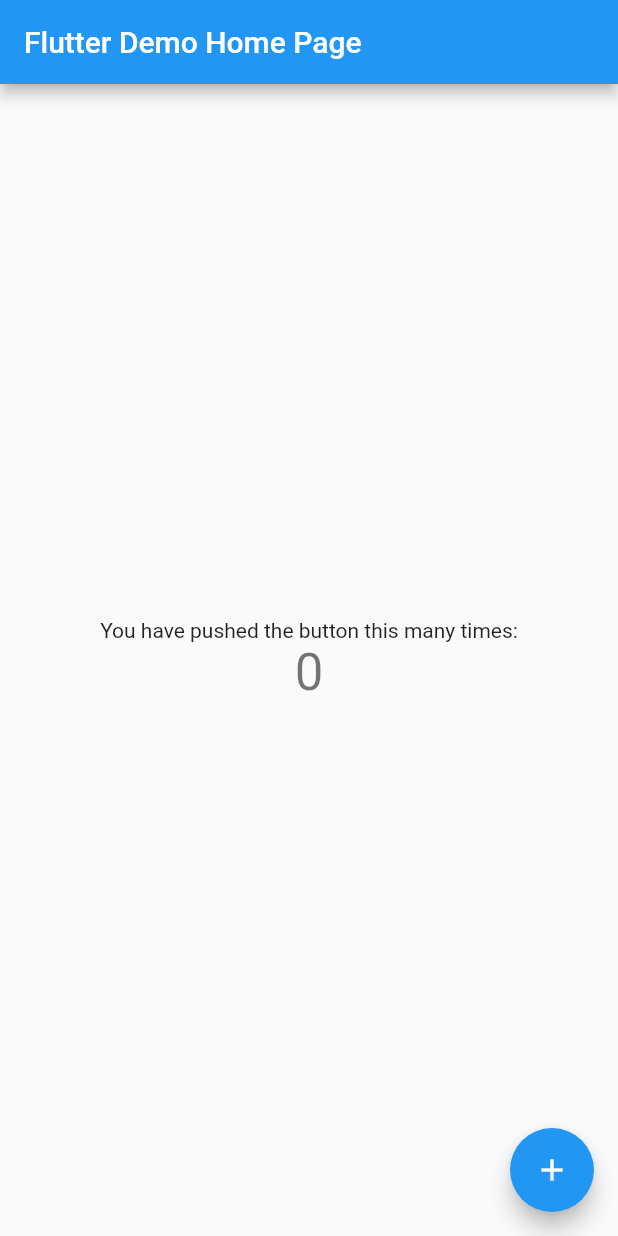
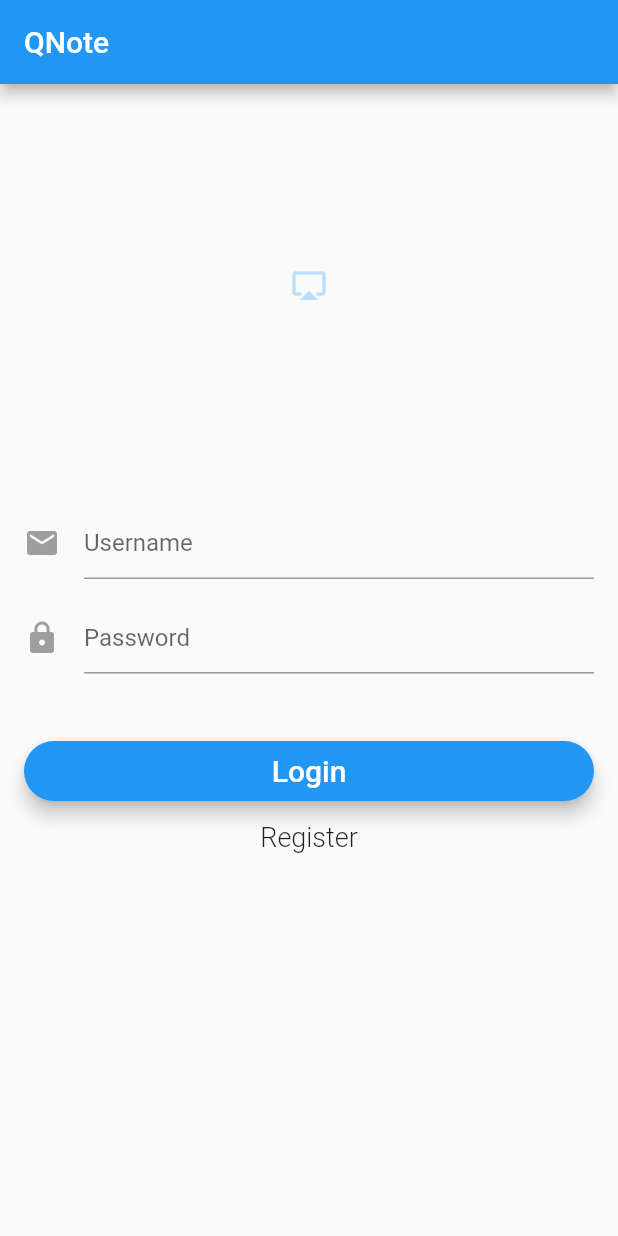
Before and after one commit to scarrillo9/QNote-App, a Flutter app: the screen it shows after launch, on a phone screen of 412 x 824 dp. Run offline on Flutter 3.47's test engine with Material 2 defaults, Android fonts, the phone set to English and light mode, and no system bars; our stand-ins replace firebase_auth; accounts and stored records are empty.

Commit message:
login and register page

```diff
--- /dev/null
+++ b/lib/LoginRegisterPage.dart
@@ -0,0 +1,238 @@
+import 'package:flutter/cupertino.dart';
+import 'package:flutter/material.dart';
+import 'package:semester_project_app/BaseAuth.dart';
+
+class LoginRegisterPage extends StatefulWidget {
+  LoginRegisterPage({this.auth, this.loginCallback});
+
+  final BaseAuth auth;
+  final VoidCallback loginCallback;
+
+  @override
+  State<StatefulWidget> createState() => _LoginRegisterPage();
+}
+
+class _LoginRegisterPage extends State<LoginRegisterPage> {
+  final _formKey = new GlobalKey<FormState>();
+
+  String _username;
+  String _password;
+  String _errorMessage;
+
+  bool _isLoginForm;
+  bool _isLoading;
+
+  @override
+  void initState() {
+    _errorMessage = "";
+    _isLoading = false;
+    _isLoginForm = true;
+    super.initState();
+  }
+
+  @override
+  Widget build(BuildContext context) {
+    return Scaffold(
+      appBar: AppBar(
+        title: new Text("QNote"),
+      ),
+      body: Stack(
+        children: <Widget>[
+          _buildForm(),
+          _showCircularProgress(),
+        ],
+      )
+    );
+  }
+
+  void resetForm() {
+    _formKey.currentState.reset();
+    _errorMessage = "";
+  }
+
+  bool _validateAndSave() {
+    final form = _formKey.currentState;
+    if(form.validate()) {
+      form.save();
+      return true;
+    }
+    return false;
+  }
+
+  void _validateAndSubmit() async {
+    setState(() {
+      _errorMessage = "";
+      _isLoading = true;
+    });
+    if(_validateAndSave()) {
+      String userId = "";
+      try {
+        if(_isLoginForm) {
+          userId = await widget.auth.signIn(_username, _password);
+          print('Signed in: $userId');
+        } else {
+          userId = await widget.auth.signUp(_username, _password);
+          print('Signed up user: $userId');
+        }
+        setState(() {
+          _isLoading = false;
+        });
+
+        if(userId.length > 0 && userId != null && _isLoginForm) {
+          widget.loginCallback();
+        }
+      } catch(e) {
+        print('Error: $e');
+        setState(() {
+          _isLoading = false;
+          _errorMessage = e.message;
+          _formKey.currentState.reset();
+        });
+      }
+    }
+  }
+
+  void _toggleFormMode() {
+    resetForm();
+    setState(() {
+      _isLoginForm = !_isLoginForm;
+    });
+  }
+
+  Widget _buildForm() {
+    return Container(
+      padding: EdgeInsets.all(16),
+      child: Form(
+        key: _formKey,
+        child: ListView(
+          shrinkWrap: true,
+          children: <Widget>[
+            _buildLogo(),
+            _buildUsernameField(),
+            _buildPasswordField(),
+            _buildLoginButton(),
+            _buildRegisterButton(),
+            _showErrorMessage(),
+          ],
+        )
+      )
+    );
+  }
+
+  Widget _buildUsernameField() {
+    return Padding(
+      padding: const EdgeInsets.fromLTRB(0, 100, 0, 0),
+      child: TextFormField(
+        maxLines: 1,
+        keyboardType: TextInputType.emailAddress,
+        autofocus: false,
+        decoration: InputDecoration(
+          hintText: 'Username',
+          icon: Icon(
+              Icons.mail,
+              color: Colors.grey
+          )
+        ),
+        validator: (value) => value.isEmpty ? "Email can't be empty" : null,
+        onSaved: (value) => _username = value.trim(),
+      )
+    );
+  }
+
+  Widget _buildPasswordField() {
+    return Padding(
+      padding: const EdgeInsets.fromLTRB(0, 15, 0, 0),
+      child: TextFormField(
+        maxLines: 1,
+        obscureText: true,
+        autofocus: false,
+        decoration: InputDecoration(
+          hintText: 'Password',
+          icon: Icon(
+            Icons.lock,
+            color: Colors.grey
+          )
+        ),
+        validator: (value) => value.isEmpty ? "Password can't be empty" : null,
+        onSaved: (value) => _password = value.trim(),
+      )
+    );
+  }
+
+  Widget _buildLoginButton() {
+    return Padding(
+      padding: EdgeInsets.fromLTRB(0, 45, 0, 0),
+      child: SizedBox(
+        height: 40,
+        child: RaisedButton(
+          elevation: 5,
+          shape: new RoundedRectangleBorder(
+            borderRadius: BorderRadius.circular(30)
+          ),
+          color: Colors.blue,
+          child: Text(_isLoginForm ? 'Login' : 'Create account',
+            style: TextStyle(
+              fontSize: 20,
+              color: Colors.white
+            ),
+          ),
+          onPressed: _validateAndSubmit,
+        )
+      )
+    );
+  }
+
+  Widget _buildRegisterButton() {
+    return FlatButton(
+      child: Text(
+        _isLoginForm ? 'Register' : 'Have an account? Sign in',
+        style: TextStyle(fontSize: 18, fontWeight: FontWeight.w300)
+      ),
+      onPressed: _toggleFormMode,
+    );
+  }
+
+  Widget _showCircularProgress() {
+    if(_isLoading) {
+      return Center(
+        child: CircularProgressIndicator()
+      );
+    }
+    return Container(
+        height: 0,
+        width: 0
+    );
+  }
+
+  Widget _showErrorMessage() {
+    if (_errorMessage.length > 0 && _errorMessage != null) {
+      return Text(
+        _errorMessage,
+        style: TextStyle(
+          fontSize: 13,
+          color: Colors.red,
+          height: 1,
+          fontWeight: FontWeight.w300
+        )
+      );
+    } else {
+      return Container(
+        height: 0
+      );
+    }
+  }
+
+  Widget _buildLogo() {
+    return Hero(
+      tag: 'hero',
+      child: Padding(
+        padding: EdgeInsets.fromLTRB(0.0, 70.0, 0.0, 0.0),
+        child: CircleAvatar(
+          backgroundColor: Colors.transparent,
+          radius: 48,
+          child: Icon(Icons.airplay)
+        )
+      )
+    );
+  }
+}
--- /dev/null
+++ b/lib/RootPage.dart
@@ -0,0 +1,93 @@
+import 'package:flutter/cupertino.dart';
+import 'package:flutter/material.dart';
+import 'package:semester_project_app/LoginRegisterPage.dart';
+import 'BaseAuth.dart';
+import 'HomePage.dart';
+
+enum AuthStatus {
+  NOT_DETERMINED,
+  NOT_LOGGED_IN,
+  LOGGED_IN,
+}
+
+class RootPage extends StatefulWidget {
+  RootPage({this.auth});
+
+  final BaseAuth auth;
+
+  @override
+  State<StatefulWidget> createState() => new _RootPageState();
+}
+
+class _RootPageState extends State<RootPage> {
+  AuthStatus authStatus = AuthStatus.NOT_DETERMINED;
+  String _userId = "";
+
+  @override
+  void initState() {
+    super.initState();
+    widget.auth.getCurrentUser().then((user) {
+      setState(() {
+        if(user != null) {
+          _userId = user?.uid;
+        }
+        authStatus = user?.uid == null ? AuthStatus.NOT_LOGGED_IN : AuthStatus.LOGGED_IN;
+      });
+    });
+  }
+
+  @override
+  Widget build(BuildContext context) {
+    switch (authStatus) {
+      case AuthStatus.NOT_DETERMINED:
+        return _buildWaitingScreen();
+        break;
+      case AuthStatus.NOT_LOGGED_IN:
+        return LoginRegisterPage(
+          auth: widget.auth,
+          loginCallback: loginCallback,
+        );
+        break;
+      case AuthStatus.LOGGED_IN:
+        if(_userId.length > 0 && _userId != null) {
+          return HomePage(
+            userId: _userId,
+            auth: widget.auth,
+            logoutCallback: logoutCallback,
+          );
+        } else
+          return _buildWaitingScreen();
+        break;
+      default:
+        return _buildWaitingScreen();
+    }
+  }
+
+  Widget _buildWaitingScreen() {
+    return Scaffold(
+      body: Container(
+        alignment: Alignment.center,
+        child: CircularProgressIndicator(),
+      )
+    );
+  }
+
+  void loginCallback() {
+    widget.auth.getCurrentUser().then((user) {
+      setState(() {
+        _userId = user.uid.toString();
+      });
+    });
+    setState(() {
+      authStatus = AuthStatus.LOGGED_IN;
+    });
+  }
+
+  void logoutCallback() {
+    setState(() {
+      authStatus = AuthStatus.NOT_LOGGED_IN;
+      _userId = "";
+    });
+  }
+
+}
--- a/lib/main.dart
+++ b/lib/main.dart
@@ -1,4 +1,6 @@
 import 'package:flutter/material.dart';
+import 'BaseAuth.dart';
+import 'RootPage.dart';
 
 void main() => runApp(MyApp());
 
@@ -7,56 +9,11 @@ class MyApp extends StatelessWidget {
   @override
   Widget build(BuildContext context) {
     return MaterialApp(
-      title: 'Flutter Demo',
+      title: 'QNote',
       theme: ThemeData(
         primarySwatch: Colors.blue,
       ),
-      home: MyHomePage(title: 'Flutter Demo Home Page'),
+      home: RootPage(auth: Authentication()),
     );
   }
 }
-
-class MyHomePage extends StatefulWidget {
-  MyHomePage({Key key, this.title}) : super(key: key);
-  final String title;
-
-  @override
-  _MyHomePageState createState() => _MyHomePageState();
-}
-
-class _MyHomePageState extends State<MyHomePage> {
-  int _counter = 0;
-
-  void _incrementCounter() {
-    setState(() {
-      _counter++;
-    });
-  }
-
-  @override
-  Widget build(BuildContext context) {
-    return Scaffold(
-      appBar: AppBar(
-        title: Text(widget.title),
-      ),
-      body: Center(
-        child: Column(
-          mainAxisAlignment: MainAxisAlignment.center,
-          children: <Widget>[
-            Text(
-              'You have pushed the button this many times:',
-            ),
-            Text(
-              '$_counter',
-              style: Theme.of(context).textTheme.display1,
-            ),
-          ],
-        ),
-      ),
-      floatingActionButton: FloatingActionButton(
-        onPressed: _incrementCounter,
-        tooltip: 'Increment',
-        child: Icon(Icons.add),
-    ));
-  }
-}
```
Also changed, not shown: lib/BaseAuth.dart (added, +61 -0 lines), lib/HomePage.dart (added, +32 -0 lines), pubspec.yaml (+6 -1 lines), pubspec.lock, 4 other files.
